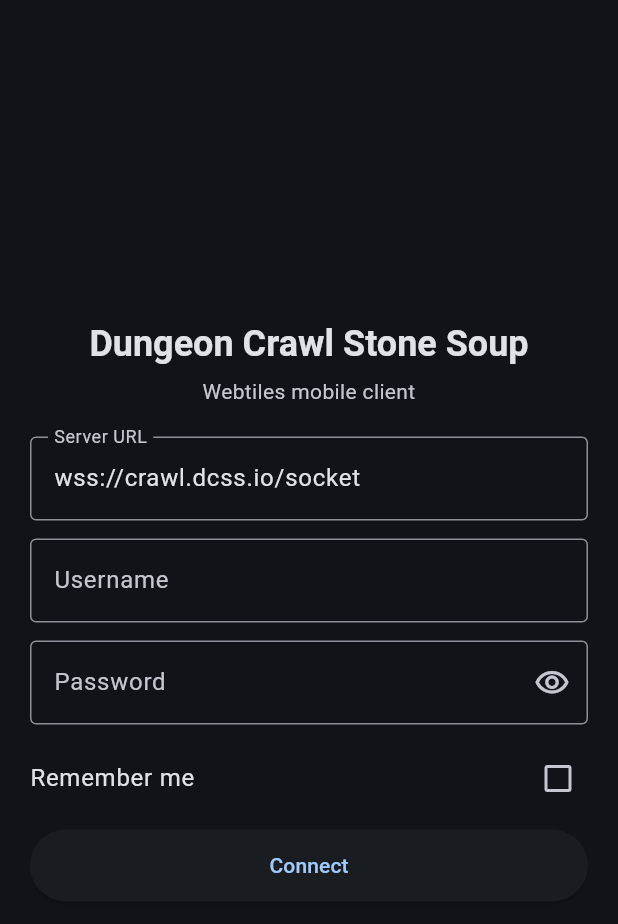
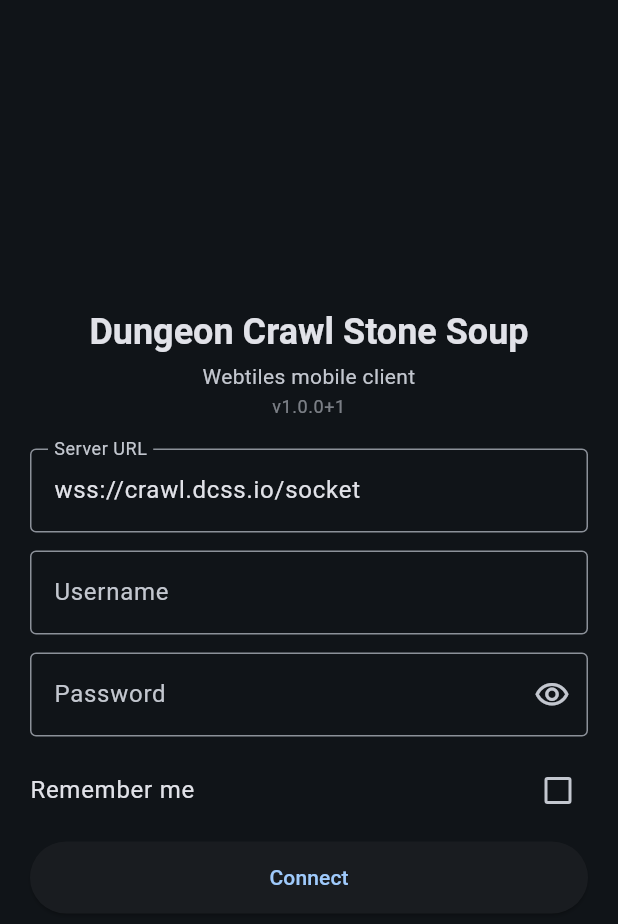
Before and after one commit to willthehuman/dcss-mobile, a Flutter app: the screen it shows after launch, on a phone screen of 412 x 824 dp. Shown: the top 924 px of the screen. Run offline on Flutter 3.47's test engine with Material 3 defaults, Android fonts, the phone set to English and light mode, and no system bars; our stand-ins replace dio, flutter_riverpod, flutter_secure_storage, package_info_plus, shared_preferences; missing offline and left inert: flame.

Commit message:
fix: decompress binary frames on web using dart:convert ZLibDecoder; log frame type before decode; add version to login screen

```diff
--- a/lib/ui/login_screen.dart
+++ b/lib/ui/login_screen.dart
@@ -1,5 +1,6 @@
 import 'dart:async';
 import 'package:dcss_mobile/game/tile_loader.dart';
+import 'package:package_info_plus/package_info_plus.dart';
 
 import '../debug/socket_log.dart';
 import '../game/game_state.dart';
@@ -39,12 +40,16 @@
   bool _didAutoLoginAttempt = false;
   bool _navigatedToGame = false;
   String? _errorText;
+  String _version = '';
 
   @override
   void initState() {
     super.initState();
     _serverController.text = ref.read(settingsProvider).serverUrl;
     ref.read(gameStateProvider.notifier);
+    PackageInfo.fromPlatform().then((PackageInfo info) {
+      if (mounted) setState(() => _version = 'v${info.version}+${info.buildNumber}');
+    });
     WidgetsBinding.instance.addPostFrameCallback((_) {
       _loadSavedCredentials();
     });
@@ -52,7 +57,6 @@
 
   @override
   void dispose() {
-    // Detach log when screen is disposed
     ref.read(websocketProvider.notifier).detachLog();
     _serverController.dispose();
     _usernameController.dispose();
@@ -62,7 +66,6 @@
 
   @override
   Widget build(BuildContext context) {
-    // Attach log to websocket manager so it can write to the overlay
     ref
         .read(websocketProvider.notifier)
         .attachLog(ref.read(socketLogProvider.notifier));
@@ -93,7 +96,7 @@
                     ),
                     textAlign: TextAlign.center,
                   ),
-                  const SizedBox(height: 6),
+                  const SizedBox(height: 4),
                   Text(
                     'Webtiles mobile client',
                     style: theme.textTheme.bodyMedium?.copyWith(
@@ -101,6 +104,18 @@
                     ),
                     textAlign: TextAlign.center,
                   ),
+                  if (_version.isNotEmpty)
+                    Padding(
+                      padding: const EdgeInsets.only(top: 2),
+                      child: Text(
+                        _version,
+                        style: theme.textTheme.bodySmall?.copyWith(
+                          color: theme.colorScheme.onSurfaceVariant
+                              .withOpacity(0.6),
+                        ),
+                        textAlign: TextAlign.center,
+                      ),
+                    ),
                   const SizedBox(height: 20),
                   TextField(
                     controller: _serverController,
@@ -191,7 +206,6 @@
       ),
     );
 
-    // Wrap with debug overlay on web only
     if (kIsWeb) {
       return DebugLogOverlay(child: form);
     }
--- a/pubspec.yaml
+++ b/pubspec.yaml
@@ -16,6 +16,7 @@
   dio: ^5.9.0
   path_provider: ^2.1.5
   shared_preferences: ^2.5.3
+  package_info_plus: ^8.1.3
 
 dev_dependencies:
   flutter_test:
```
Also changed, not shown: lib/network/websocket_manager.dart (+23 -39 lines), lib/network/websocket_manager_web.dart (+28 -20 lines).
